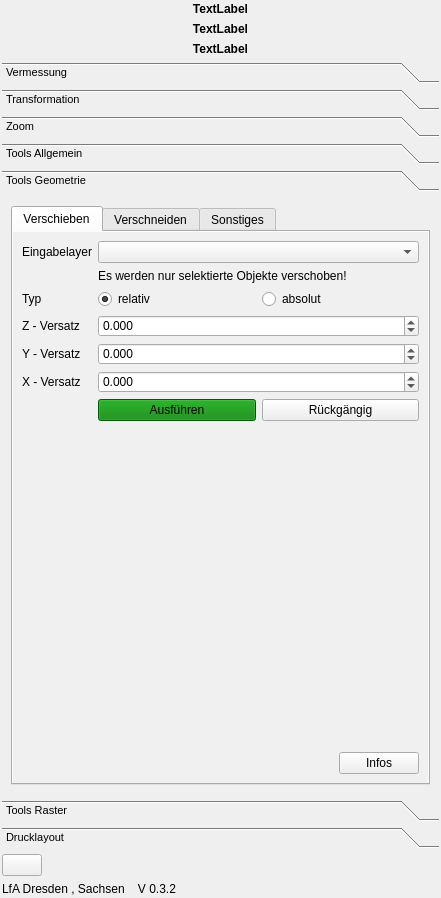
This is t2g_arch_dockwidget_base.ui in Landesamt-fuer-Archaeologie-Sachsen/Tachy2GIS_arch as Qt 5 draws it before an edit. The edited form follows.
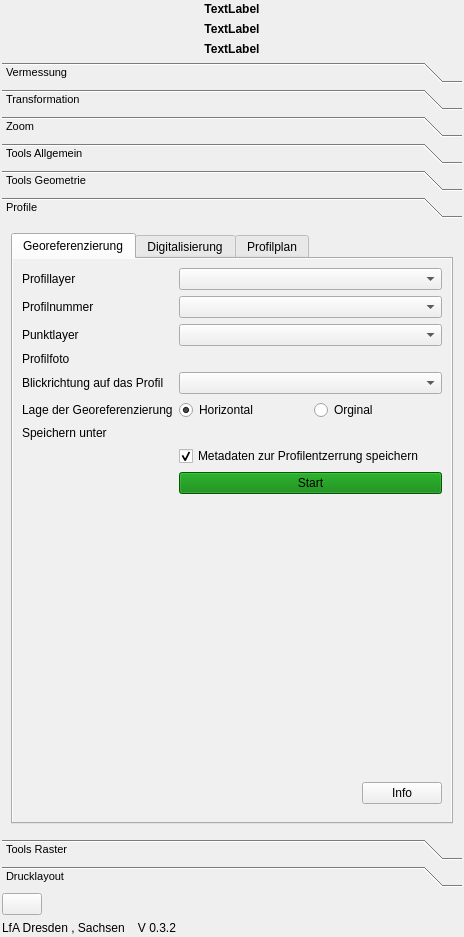
This is the edited form. Icons and pictures are not drawn. Custom widgets are drawn as their Qt base class.

Diff of the .ui file:
```diff
--- a/t2g_arch_dockwidget_base.ui
+++ b/t2g_arch_dockwidget_base.ui
@@ -6,14 +6,14 @@
    <rect>
     <x>0</x>
     <y>0</y>
-    <width>441</width>
-    <height>898</height>
+    <width>464</width>
+    <height>937</height>
    </rect>
   </property>
   <property name="minimumSize">
    <size>
     <width>198</width>
-    <height>635</height>
+    <height>662</height>
    </size>
   </property>
   <property name="maximumSize">
@@ -191,7 +191,7 @@
        <enum>QFrame::NoFrame</enum>
       </property>
       <property name="currentIndex">
-       <number>4</number>
+       <number>5</number>
       </property>
       <widget class="QWidget" name="page_1">
        <property name="geometry">
@@ -1948,8 +1948,8 @@
         <rect>
          <x>0</x>
          <y>0</y>
-         <width>437</width>
-         <height>575</height>
+         <width>460</width>
+         <height>587</height>
         </rect>
        </property>
        <attribute name="label">
@@ -2339,6 +2339,214 @@
         </item>
        </layout>
       </widget>
+      <widget class="QWidget" name="page_7">
+       <property name="geometry">
+        <rect>
+         <x>0</x>
+         <y>0</y>
+         <width>460</width>
+         <height>587</height>
+        </rect>
+       </property>
+       <attribute name="label">
+        <string>Profile</string>
+       </attribute>
+       <layout class="QVBoxLayout" name="verticalLayout_4">
+        <item>
+         <widget class="QTabWidget" name="profileMainTabWidget">
+          <property name="styleSheet">
+           <string notr="true">#profileMainTabWidget{
+	background-color:  rgb(240,240,240)
+}</string>
+          </property>
+          <property name="currentIndex">
+           <number>0</number>
+          </property>
+          <widget class="QWidget" name="profileGeoreferencing">
+           <property name="styleSheet">
+            <string notr="true">#profileGeoreferencing{
+	background-color:  rgb(240,240,240)
+}</string>
+           </property>
+           <attribute name="title">
+            <string>Georeferenzierung</string>
+           </attribute>
+           <layout class="QFormLayout" name="formLayout_5">
+            <item row="0" column="0">
+             <widget class="QLabel" name="label_31">
+              <property name="text">
+               <string>Profillayer</string>
+              </property>
+             </widget>
+            </item>
+            <item row="0" column="1">
+             <widget class="QgsMapLayerComboBox" name="layerProfileGeoref"/>
+            </item>
+            <item row="2" column="0">
+             <widget class="QLabel" name="label_26">
+              <property name="text">
+               <string>Profilnummer</string>
+              </property>
+             </widget>
+            </item>
+            <item row="2" column="1">
+             <widget class="QComboBox" name="profileIdsComboGeoref"/>
+            </item>
+            <item row="5" column="0">
+             <widget class="QLabel" name="label_27">
+              <property name="text">
+               <string>Profilfoto</string>
+              </property>
+             </widget>
+            </item>
+            <item row="5" column="1">
+             <widget class="QgsFileWidget" name="profileFotosComboGeoref"/>
+            </item>
+            <item row="6" column="0">
+             <widget class="QLabel" name="label_28">
+              <property name="text">
+               <string>Blickrichtung auf das Profil</string>
+              </property>
+             </widget>
+            </item>
+            <item row="6" column="1">
+             <widget class="QComboBox" name="profileViewDirectionComboGeoref"/>
+            </item>
+            <item row="8" column="0">
+             <widget class="QLabel" name="label_29">
+              <property name="text">
+               <string>Lage der Georeferenzierung</string>
+              </property>
+             </widget>
+            </item>
+            <item row="8" column="1">
+             <layout class="QHBoxLayout" name="horizontalLayout_5">
+              <item>
+               <widget class="QRadioButton" name="radioDirectionHorizontal">
+                <property name="text">
+                 <string>Horizontal</string>
+                </property>
+                <property name="checked">
+                 <bool>true</bool>
+                </property>
+               </widget>
+              </item>
+              <item>
+               <widget class="QRadioButton" name="radioDirectionOriginal">
+                <property name="text">
+                 <string>Orginal</string>
+                </property>
+               </widget>
+              </item>
+             </layout>
+            </item>
+            <item row="10" column="0">
+             <widget class="QLabel" name="label_30">
+              <property name="text">
+               <string>Speichern unter</string>
+              </property>
+             </widget>
+            </item>
+            <item row="10" column="1">
+             <widget class="QgsFileWidget" name="profileSaveComboGeoref"/>
+            </item>
+            <item row="11" column="1">
+             <widget class="QCheckBox" name="metaProfileCheckbox">
+              <property name="text">
+               <string>Metadaten zur Profilentzerrung speichern</string>
+              </property>
+              <property name="checked">
+               <bool>true</bool>
+              </property>
+             </widget>
+            </item>
+            <item row="12" column="1">
+             <widget class="QPushButton" name="startGeoreferencingBtn">
+              <property name="styleSheet">
+               <string notr="true">background-color : green</string>
+              </property>
+              <property name="text">
+               <string>Start</string>
+              </property>
+             </widget>
+            </item>
+            <item row="13" column="1">
+             <spacer name="verticalSpacer_4">
+              <property name="orientation">
+               <enum>Qt::Vertical</enum>
+              </property>
+              <property name="sizeType">
+               <enum>QSizePolicy::Maximum</enum>
+              </property>
+              <property name="sizeHint" stdset="0">
+               <size>
+                <width>20</width>
+                <height>1000</height>
+               </size>
+              </property>
+             </spacer>
+            </item>
+            <item row="14" column="1">
+             <layout class="QHBoxLayout" name="horizontalLayout_6">
+              <property name="topMargin">
+               <number>9</number>
+              </property>
+              <property name="bottomMargin">
+               <number>9</number>
+              </property>
+              <item>
+               <spacer name="horizontalSpacer_5">
+                <property name="orientation">
+                 <enum>Qt::Horizontal</enum>
+                </property>
+                <property name="sizeHint" stdset="0">
+                 <size>
+                  <width>40</width>
+                  <height>20</height>
+                 </size>
+                </property>
+               </spacer>
+              </item>
+              <item>
+               <widget class="QPushButton" name="pushButton_13">
+                <property name="text">
+                 <string>Info</string>
+                </property>
+               </widget>
+              </item>
+             </layout>
+            </item>
+            <item row="4" column="1">
+             <widget class="QgsMapLayerComboBox" name="layerGcpGeoref"/>
+            </item>
+            <item row="4" column="0">
+             <widget class="QLabel" name="label_32">
+              <property name="text">
+               <string>Punktlayer</string>
+              </property>
+             </widget>
+            </item>
+           </layout>
+          </widget>
+          <widget class="QWidget" name="profileDigitalization">
+           <property name="styleSheet">
+            <string notr="true">#profileDigitalization{
+	background-color:  rgb(240,240,240)
+}</string>
+           </property>
+           <attribute name="title">
+            <string>Digitalisierung</string>
+           </attribute>
+          </widget>
+          <widget class="QWidget" name="tab">
+           <attribute name="title">
+            <string>Profilplan</string>
+           </attribute>
+          </widget>
+         </widget>
+        </item>
+       </layout>
+      </widget>
       <widget class="QWidget" name="page_2">
        <property name="geometry">
         <rect>
```
Left out of the diff: 24 changed lines with no effect on the pictures.
